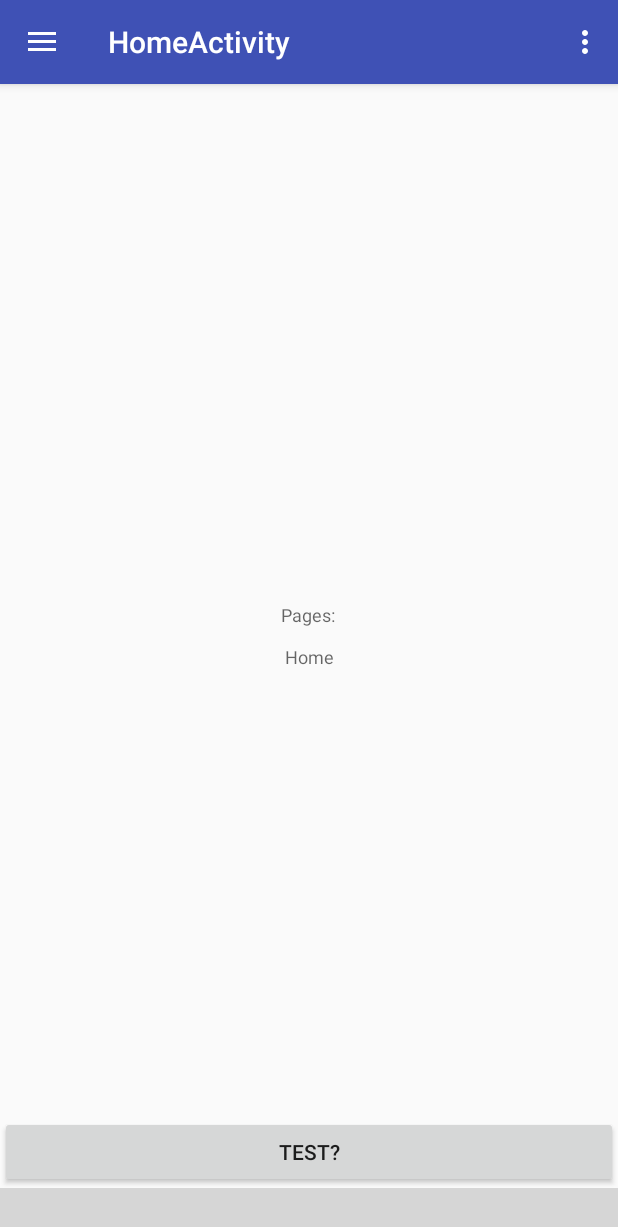
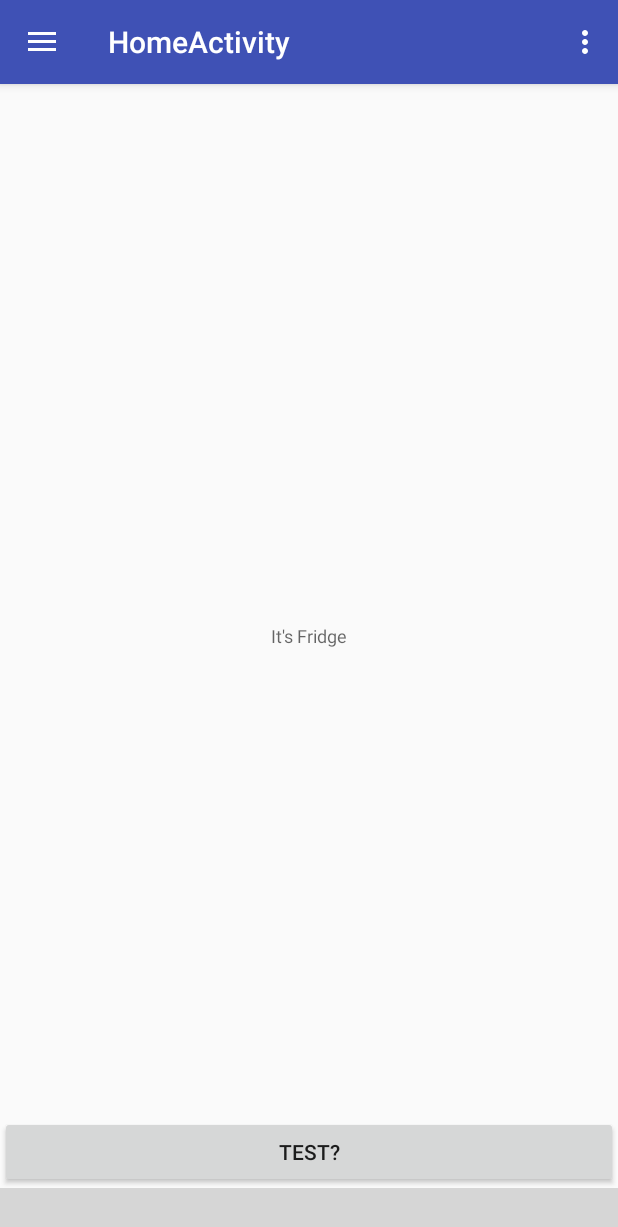
Before and after one commit to fookie/SharingFridge, an Android app: the screen it shows after launch (HomeActivity), on a phone screen of 412 x 824 dp. Shown: the top 1227 px of the screen. Run offline under Robolectric (Android 15) with nearby library versions, the phone set to English and light mode, and no system bars; libraries missing offline, so code that uses them is left out: me.majiajie.pagerbottomtabstrip; plain views replace PagerBottomTabLayout; 4 statements that could not run were skipped; grey boxes are pictures that could not be loaded.

Commit message:
fragments separated

```diff
--- /dev/null
+++ b/app/src/main/java/android/assignment/sharingfridge/FridgeFragment.java
@@ -0,0 +1,109 @@
+package android.assignment.sharingfridge;
+
+import android.content.Context;
+import android.net.Uri;
+import android.os.Bundle;
+import android.support.v4.app.Fragment;
+import android.view.LayoutInflater;
+import android.view.View;
+import android.view.ViewGroup;
+
+
+/**
+ * A simple {@link Fragment} subclass.
+ * Activities that contain this fragment must implement the
+ * {@link FridgeFragment.OnFragmentInteractionListener} interface
+ * to handle interaction events.
+ * Use the {@link FridgeFragment#newInstance} factory method to
+ * create an instance of this fragment.
+ */
+public class FridgeFragment extends Fragment {
+    // TODO: Rename parameter arguments, choose names that match
+    // the fragment initialization parameters, e.g. ARG_ITEM_NUMBER
+    private static final String ARG_PARAM1 = "param1";
+    private static final String ARG_PARAM2 = "param2";
+
+    // TODO: Rename and change types of parameters
+    private String mParam1;
+    private String mParam2;
+
+    private OnFragmentInteractionListener mListener;
+
+    public FridgeFragment() {
+        // Required empty public constructor
+    }
+
+    /**
+     * Use this factory method to create a new instance of
+     * this fragment using the provided parameters.
+     *
+     * @param param1 Parameter 1.
+     * @param param2 Parameter 2.
+     * @return A new instance of fragment FridgeFragment.
+     */
+    // TODO: Rename and change types and number of parameters
+    public static FridgeFragment newInstance(String param1, String param2) {
+        FridgeFragment fragment = new FridgeFragment();
+        Bundle args = new Bundle();
+        args.putString(ARG_PARAM1, param1);
+        args.putString(ARG_PARAM2, param2);
+        fragment.setArguments(args);
+        return fragment;
+    }
+
+    @Override
+    public void onCreate(Bundle savedInstanceState) {
+        super.onCreate(savedInstanceState);
+        if (getArguments() != null) {
+            mParam1 = getArguments().getString(ARG_PARAM1);
+            mParam2 = getArguments().getString(ARG_PARAM2);
+        }
+    }
+
+    @Override
+    public View onCreateView(LayoutInflater inflater, ViewGroup container,
+                             Bundle savedInstanceState) {
+        // Inflate the layout for this fragment
+        return inflater.inflate(R.layout.fragment_fridge, container, false);
+    }
+
+    // TODO: Rename method, update argument and hook method into UI event
+    public void onButtonPressed(Uri uri) {
+        if (mListener != null) {
+            mListener.onFragmentInteraction(uri);
+        }
+    }
+
+    @Override
+    public void onAttach(Context context) {
+        super.onAttach(context);
+        if (context instanceof OnFragmentInteractionListener) {
+            mListener = (OnFragmentInteractionListener) context;
+            //Here might need a listener for UI update(referring to TimelineFragment)
+        } else {
+            throw new RuntimeException(context.toString()
+                    + " must implement OnFragmentInteractionListener");
+        }
+    }
+
+    @Override
+    public void onDetach() {
+        super.onDetach();
+        mListener = null;
+    }
+
+    /**
+     * This interface must be implemented by activities that contain this
+     * fragment to allow an interaction in this fragment to be communicated
+     * to the activity and potentially other fragments contained in that
+     * activity.
+     * <p>
+     * See the Android Training lesson <a href=
+     * "http://developer.android.com/training/basics/fragments/communicating.html"
+     * >Communicating with Other Fragments</a> for more information.
+     */
+    public interface OnFragmentInteractionListener {
+        // TODO: Update argument type and name
+        void onFragmentInteraction(Uri uri);
+    }
+}
--- a/app/src/main/java/android/assignment/sharingfridge/HomeActivity.java
+++ b/app/src/main/java/android/assignment/sharingfridge/HomeActivity.java
@@ -1,5 +1,6 @@
 package android.assignment.sharingfridge;
 
+import android.net.Uri;
 import android.os.Bundle;
 import android.support.design.widget.FloatingActionButton;
 import android.support.design.widget.Snackbar;
@@ -16,6 +17,7 @@ import android.support.v7.widget.Toolbar;
 import android.view.Menu;
 import android.view.MenuItem;
 
+import java.lang.reflect.Member;
 import java.util.ArrayList;
 import java.util.List;
 
@@ -26,12 +28,16 @@ import me.majiajie.pagerbottomtabstrip.TabLayoutMode;
 import me.majiajie.pagerbottomtabstrip.listener.OnTabItemSelectListener;
 
 public class HomeActivity extends AppCompatActivity
-        implements NavigationView.OnNavigationItemSelectedListener {
-    //shishi push
+        implements NavigationView.OnNavigationItemSelectedListener,
+        FridgeFragment.OnFragmentInteractionListener,
+        MemberFragment.OnFragmentInteractionListener,
+        MapFragment.OnFragmentInteractionListener,
+        SettingsFragment.OnFragmentInteractionListener{
+
     int[] tabColors = {0xFF00796B,0xFFF57C00,0xFF607D8B,0xFF5B4947,0xFFF57C00};
     Controller tabController;
     List<Fragment> myFragments;
-    //test
+
 
     @Override
     protected void onCreate(Bundle savedInstanceState) {
@@ -114,11 +120,20 @@ public class HomeActivity extends AppCompatActivity
     private void initFragments()
     {
         myFragments = new ArrayList<>();
+        FridgeFragment friFrag = FridgeFragment.newInstance("Home", "para2");
+        MemberFragment memFrag = MemberFragment.newInstance("Member", "para2");
+        MapFragment mapFrag = MapFragment.newInstance("Map", "para2");
+        SettingsFragment setFrag = SettingsFragment.newInstance("Settings", "para2");
 
-        myFragments.add(initSingleFragment("Home"));
-        myFragments.add(initSingleFragment("Member"));
-        myFragments.add(initSingleFragment("Map"));
-        myFragments.add(initSingleFragment("Settings"));
+        myFragments.add(friFrag);
+        myFragments.add(memFrag);
+        myFragments.add(mapFrag);
+        myFragments.add(setFrag);
+
+//        myFragments.add(initSingleFragment("Home"));
+//        myFragments.add(initSingleFragment("Member"));
+//        myFragments.add(initSingleFragment("Map"));
+//        myFragments.add(initSingleFragment("Settings"));
 
         FragmentTransaction transaction = getSupportFragmentManager().beginTransaction();
         // transaction.setCustomAnimations(R.anim.push_up_in,R.anim.push_up_out);
@@ -130,7 +145,7 @@ public class HomeActivity extends AppCompatActivity
         @Override
         public void onSelected(int index, Object tag)
         {
-            Log.i("asd","onSelected:"+index+"   TAG: "+tag.toString());
+            Log.i("tab","onSelected:"+index+"   TAG: "+tag.toString());
             FragmentTransaction transaction = getSupportFragmentManager().beginTransaction();
             //transaction.setCustomAnimations(R.anim.push_up_in,R.anim.push_up_out);
             transaction.replace(R.id.fragment_container_home, myFragments.get(index));
@@ -139,18 +154,19 @@ public class HomeActivity extends AppCompatActivity
 
         @Override
         public void onRepeatClick(int index, Object tag) {
-            Log.i("asd","onRepeatClick:"+index+"   TAG: "+tag.toString());
+            Log.i("tab","onRepeatClick:"+index+"   TAG: "+tag.toString());
         }
     };
 
-    private Fragment initSingleFragment(String id){
-        TestFragment fragment = new TestFragment();
-        Bundle bundle = new Bundle();
-        bundle.putString("id", id);
-        fragment.setArguments(bundle);
-
-        return fragment;
-    }
+    //A way of setting arguments for fragments
+//    private Fragment initSingleFragment(String id){
+//        TestFragment fragment = new TestFragment();
+//        Bundle bundle = new Bundle();
+//        bundle.putString("id", id);
+//        fragment.setArguments(bundle);
+//
+//        return fragment;
+//    }
 
     private void initNavBar(){
         PagerBottomTabLayout pagerBottomTabLayout = (PagerBottomTabLayout) findViewById(R.id.tab);
@@ -178,4 +194,8 @@ public class HomeActivity extends AppCompatActivity
     }
 
 
+    @Override
+    public void onFragmentInteraction(Uri uri) {
+
+    }
 }
--- /dev/null
+++ b/app/src/main/java/android/assignment/sharingfridge/MapFragment.java
@@ -0,0 +1,108 @@
+package android.assignment.sharingfridge;
+
+import android.content.Context;
+import android.net.Uri;
+import android.os.Bundle;
+import android.support.v4.app.Fragment;
+import android.view.LayoutInflater;
+import android.view.View;
+import android.view.ViewGroup;
+
+
+/**
+ * A simple {@link Fragment} subclass.
+ * Activities that contain this fragment must implement the
+ * {@link MapFragment.OnFragmentInteractionListener} interface
+ * to handle interaction events.
+ * Use the {@link MapFragment#newInstance} factory method to
+ * create an instance of this fragment.
+ */
+public class MapFragment extends Fragment {
+    // TODO: Rename parameter arguments, choose names that match
+    // the fragment initialization parameters, e.g. ARG_ITEM_NUMBER
+    private static final String ARG_PARAM1 = "param1";
+    private static final String ARG_PARAM2 = "param2";
+
+    // TODO: Rename and change types of parameters
+    private String mParam1;
+    private String mParam2;
+
+    private OnFragmentInteractionListener mListener;
+
+    public MapFragment() {
+        // Required empty public constructor
+    }
+
+    /**
+     * Use this factory method to create a new instance of
+     * this fragment using the provided parameters.
+     *
+     * @param param1 Parameter 1.
+     * @param param2 Parameter 2.
+     * @return A new instance of fragment MapFragment.
+     */
+    // TODO: Rename and change types and number of parameters
+    public static MapFragment newInstance(String param1, String param2) {
+        MapFragment fragment = new MapFragment();
+        Bundle args = new Bundle();
+        args.putString(ARG_PARAM1, param1);
+        args.putString(ARG_PARAM2, param2);
+        fragment.setArguments(args);
+        return fragment;
+    }
+
+    @Override
+    public void onCreate(Bundle savedInstanceState) {
+        super.onCreate(savedInstanceState);
+        if (getArguments() != null) {
+            mParam1 = getArguments().getString(ARG_PARAM1);
+            mParam2 = getArguments().getString(ARG_PARAM2);
+        }
+    }
+
+    @Override
+    public View onCreateView(LayoutInflater inflater, ViewGroup container,
+                             Bundle savedInstanceState) {
+        // Inflate the layout for this fragment
+        return inflater.inflate(R.layout.fragment_map, container, false);
+    }
+
+    // TODO: Rename method, update argument and hook method into UI event
+    public void onButtonPressed(Uri uri) {
+        if (mListener != null) {
+            mListener.onFragmentInteraction(uri);
+        }
+    }
+
+    @Override
+    public void onAttach(Context context) {
+        super.onAttach(context);
+        if (context instanceof OnFragmentInteractionListener) {
+            mListener = (OnFragmentInteractionListener) context;
+        } else {
+            throw new RuntimeException(context.toString()
+                    + " must implement OnFragmentInteractionListener");
+        }
+    }
+
+    @Override
+    public void onDetach() {
+        super.onDetach();
+        mListener = null;
+    }
+
+    /**
+     * This interface must be implemented by activities that contain this
+     * fragment to allow an interaction in this fragment to be communicated
+     * to the activity and potentially other fragments contained in that
+     * activity.
+     * <p>
+     * See the Android Training lesson <a href=
+     * "http://developer.android.com/training/basics/fragments/communicating.html"
+     * >Communicating with Other Fragments</a> for more information.
+     */
+    public interface OnFragmentInteractionListener {
+        // TODO: Update argument type and name
+        void onFragmentInteraction(Uri uri);
+    }
+}
--- a/app/src/main/java/android/assignment/sharingfridge/TestFragment.java
+++ b/app/src/main/java/android/assignment/sharingfridge/MemberFragment.java
@@ -4,22 +4,20 @@ import android.content.Context;
 import android.net.Uri;
 import android.os.Bundle;
 import android.support.v4.app.Fragment;
-import android.view.Gravity;
 import android.view.LayoutInflater;
 import android.view.View;
 import android.view.ViewGroup;
-import android.widget.TextView;
 
 
 /**
  * A simple {@link Fragment} subclass.
  * Activities that contain this fragment must implement the
- * {@link TestFragment.OnFragmentInteractionListener} interface
+ * {@link MemberFragment.OnFragmentInteractionListener} interface
  * to handle interaction events.
- * Use the {@link TestFragment#newInstance} factory method to
+ * Use the {@link MemberFragment#newInstance} factory method to
  * create an instance of this fragment.
  */
-public class TestFragment extends Fragment {
+public class MemberFragment extends Fragment {
     // TODO: Rename parameter arguments, choose names that match
     // the fragment initialization parameters, e.g. ARG_ITEM_NUMBER
     private static final String ARG_PARAM1 = "param1";
@@ -31,12 +29,9 @@ public class TestFragment extends Fragment {
 
     private OnFragmentInteractionListener mListener;
 
-    public TestFragment() {
+    public MemberFragment() {
         // Required empty public constructor
     }
-
-    TextView testView;
-    Context testContext;
 
     /**
      * Use this factory method to create a new instance of
@@ -44,11 +39,11 @@ public class TestFragment extends Fragment {
      *
      * @param param1 Parameter 1.
      * @param param2 Parameter 2.
-     * @return A new instance of fragment TestFragment.
+     * @return A new instance of fragment MemberFragment.
      */
     // TODO: Rename and change types and number of parameters
-    public static TestFragment newInstance(String param1, String param2) {
-        TestFragment fragment = new TestFragment();
+    public static MemberFragment newInstance(String param1, String param2) {
+        MemberFragment fragment = new MemberFragment();
         Bundle args = new Bundle();
         args.putString(ARG_PARAM1, param1);
         args.putString(ARG_PARAM2, param2);
@@ -69,18 +64,7 @@ public class TestFragment extends Fragment {
     public View onCreateView(LayoutInflater inflater, ViewGroup container,
                              Bundle savedInstanceState) {
         // Inflate the layout for this fragment
-        String id = getArguments().getString("id");
-        View view = inflater.inflate(R.layout.fragment_test, container, false);
-        testView = (TextView) view.findViewById(R.id.testView);
-        testView.setText("Pages: \n\n" + id);
-        return view;
-//        String id = getArguments().getString("id");
-//        TextView textView = new TextView(testContext);
-//        textView.setTextSize(30);
-//        textView.setGravity(Gravity.CENTER);
-//        textView.setText("Page\n\n" + id);
-//        textView.setBackgroundColor(0xFFececec);
-//        return textView;
+        return inflater.inflate(R.layout.fragment_member, container, false);
     }
 
     // TODO: Rename method, update argument and hook method into UI event
@@ -93,13 +77,12 @@ public class TestFragment extends Fragment {
     @Override
     public void onAttach(Context context) {
         super.onAttach(context);
-        testContext = context;
-//        if (context instanceof OnFragmentInteractionListener) {
-//            mListener = (OnFragmentInteractionListener) context;
-//        } else {
-//            throw new RuntimeException(context.toString()
-//                    + " must implement OnFragmentInteractionListener");
-//        }
+        if (context instanceof OnFragmentInteractionListener) {
+            mListener = (OnFragmentInteractionListener) context;
+        } else {
+            throw new RuntimeException(context.toString()
+                    + " must implement OnFragmentInteractionListener");
+        }
     }
 
     @Override
--- /dev/null
+++ b/app/src/main/java/android/assignment/sharingfridge/SettingsFragment.java
@@ -0,0 +1,108 @@
+package android.assignment.sharingfridge;
+
+import android.content.Context;
+import android.net.Uri;
+import android.os.Bundle;
+import android.support.v4.app.Fragment;
+import android.view.LayoutInflater;
+import android.view.View;
+import android.view.ViewGroup;
+
+
+/**
+ * A simple {@link Fragment} subclass.
+ * Activities that contain this fragment must implement the
+ * {@link SettingsFragment.OnFragmentInteractionListener} interface
+ * to handle interaction events.
+ * Use the {@link SettingsFragment#newInstance} factory method to
+ * create an instance of this fragment.
+ */
+public class SettingsFragment extends Fragment {
+    // TODO: Rename parameter arguments, choose names that match
+    // the fragment initialization parameters, e.g. ARG_ITEM_NUMBER
+    private static final String ARG_PARAM1 = "param1";
+    private static final String ARG_PARAM2 = "param2";
+
+    // TODO: Rename and change types of parameters
+    private String mParam1;
+    private String mParam2;
+
+    private OnFragmentInteractionListener mListener;
+
+    public SettingsFragment() {
+        // Required empty public constructor
+    }
+
+    /**
+     * Use this factory method to create a new instance of
+     * this fragment using the provided parameters.
+     *
+     * @param param1 Parameter 1.
+     * @param param2 Parameter 2.
+     * @return A new instance of fragment SettingsFragment.
+     */
+    // TODO: Rename and change types and number of parameters
+    public static SettingsFragment newInstance(String param1, String param2) {
+        SettingsFragment fragment = new SettingsFragment();
+        Bundle args = new Bundle();
+        args.putString(ARG_PARAM1, param1);
+        args.putString(ARG_PARAM2, param2);
+        fragment.setArguments(args);
+        return fragment;
+    }
+
+    @Override
+    public void onCreate(Bundle savedInstanceState) {
+        super.onCreate(savedInstanceState);
+        if (getArguments() != null) {
+            mParam1 = getArguments().getString(ARG_PARAM1);
+            mParam2 = getArguments().getString(ARG_PARAM2);
+        }
+    }
+
+    @Override
+    public View onCreateView(LayoutInflater inflater, ViewGroup container,
+                             Bundle savedInstanceState) {
+        // Inflate the layout for this fragment
+        return inflater.inflate(R.layout.fragment_settings, container, false);
+    }
+
+    // TODO: Rename method, update argument and hook method into UI event
+    public void onButtonPressed(Uri uri) {
+        if (mListener != null) {
+            mListener.onFragmentInteraction(uri);
+        }
+    }
+
+    @Override
+    public void onAttach(Context context) {
+        super.onAttach(context);
+        if (context instanceof OnFragmentInteractionListener) {
+            mListener = (OnFragmentInteractionListener) context;
+        } else {
+            throw new RuntimeException(context.toString()
+                    + " must implement OnFragmentInteractionListener");
+        }
+    }
+
+    @Override
+    public void onDetach() {
+        super.onDetach();
+        mListener = null;
+    }
+
+    /**
+     * This interface must be implemented by activities that contain this
+     * fragment to allow an interaction in this fragment to be communicated
+     * to the activity and potentially other fragments contained in that
+     * activity.
+     * <p>
+     * See the Android Training lesson <a href=
+     * "http://developer.android.com/training/basics/fragments/communicating.html"
+     * >Communicating with Other Fragments</a> for more information.
+     */
+    public interface OnFragmentInteractionListener {
+        // TODO: Update argument type and name
+        void onFragmentInteraction(Uri uri);
+    }
+}
--- /dev/null
+++ b/app/src/main/res/layout/fragment_fridge.xml
@@ -0,0 +1,27 @@
+<RelativeLayout xmlns:android="http://schemas.android.com/apk/res/android"
+    xmlns:tools="http://schemas.android.com/tools"
+    android:layout_width="match_parent"
+    android:layout_height="match_parent"
+    tools:context="android.assignment.sharingfridge.FridgeFragment">
+
+    <!-- TODO: Update blank fragment layout -->
+    <TextView
+        android:text="It's Fridge"
+        android:layout_width="wrap_content"
+        android:layout_height="wrap_content"
+        android:layout_centerVertical="true"
+        android:layout_alignParentEnd="true"
+        android:layout_alignParentStart="true"
+        android:textAppearance="@style/TextAppearance.AppCompat.Caption"
+        android:layout_centerHorizontal="false"
+        android:textAlignment="center" />
+
+    <Button
+        android:text="TEST?"
+        android:layout_width="wrap_content"
+        android:layout_height="wrap_content"
+        android:layout_alignParentBottom="true"
+        android:layout_alignParentStart="true"
+        android:layout_alignParentEnd="true" />
+
+</RelativeLayout>
--- a/app/src/main/res/layout/fragment_test.xml
+++ b/app/src/main/res/layout/fragment_map.xml
@@ -2,16 +2,14 @@
     xmlns:tools="http://schemas.android.com/tools"
     android:layout_width="match_parent"
     android:layout_height="match_parent"
-    tools:context="android.assignment.sharingfridge.TestFragment">
+    tools:context="android.assignment.sharingfridge.MapFragment">
 
     <!-- TODO: Update blank fragment layout -->
-
     <TextView
-        android:text="Page:"
+        android:text="It's Map now"
         android:layout_width="wrap_content"
         android:layout_height="wrap_content"
         android:layout_centerVertical="true"
-        android:id="@+id/testView"
         android:layout_alignParentEnd="true"
         android:layout_alignParentStart="true"
         android:textAppearance="@style/TextAppearance.AppCompat.Caption"
@@ -23,7 +21,7 @@
         android:layout_width="wrap_content"
         android:layout_height="wrap_content"
         android:layout_alignParentBottom="true"
-        android:id="@+id/button"
         android:layout_alignParentStart="true"
         android:layout_alignParentEnd="true" />
+
 </RelativeLayout>
```
Also changed, not shown: app/src/main/res/layout/fragment_member.xml (added, +27 -0 lines), app/src/main/res/layout/fragment_settings.xml (added, +27 -0 lines).
